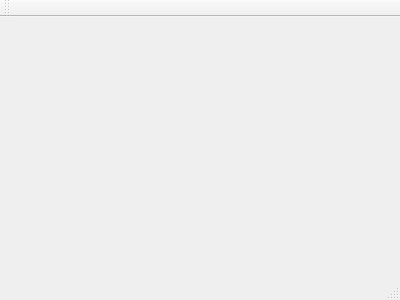
Qt form mainwindow.ui (dnguyen79/Checkers-1) before a commit.
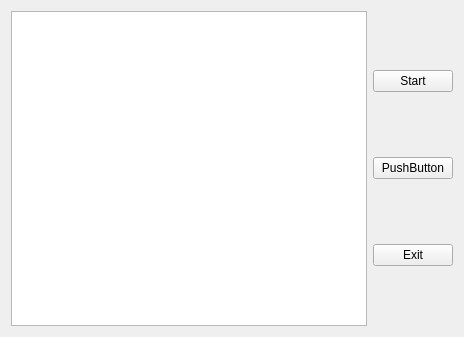
The same form after that commit.

Commit message: main window, simply menu and graphicsView

Patch:
```diff
--- a/mainwindow.ui
+++ b/mainwindow.ui
@@ -1,24 +1,61 @@
 <ui version="4.0">
  <class>MainWindow</class>
- <widget class="QMainWindow" name="MainWindow" >
-  <property name="geometry" >
+ <widget class="QMainWindow" name="MainWindow">
+  <property name="geometry">
    <rect>
     <x>0</x>
     <y>0</y>
-    <width>400</width>
-    <height>300</height>
+    <width>464</width>
+    <height>337</height>
    </rect>
   </property>
   <property name="windowTitle" >
    <string>MainWindow</string>
   </property>
-  <widget class="QMenuBar" name="menuBar" />
-  <widget class="QToolBar" name="mainToolBar" />
-  <widget class="QWidget" name="centralWidget" />
-  <widget class="QStatusBar" name="statusBar" />
+  <widget class="QWidget" name="centralWidget">
+   <layout class="QHBoxLayout" name="horizontalLayout">
+    <item>
+     <widget class="QGraphicsView" name="graphicsView"/>
+    </item>
+    <item>
+     <layout class="QVBoxLayout" name="verticalLayout">
+      <item>
+       <widget class="QPushButton" name="pushButton">
+        <property name="text">
+         <string>Start</string>
+        </property>
+       </widget>
+      </item>
+      <item>
+       <widget class="QPushButton" name="pushButton_3">
+        <property name="text">
+         <string>PushButton</string>
+        </property>
+       </widget>
+      </item>
+      <item>
+       <widget class="QPushButton" name="pushButton_2">
+        <property name="text">
+         <string>Exit</string>
+        </property>
+       </widget>
+      </item>
+     </layout>
+    </item>
+   </layout>
+  </widget>
+  <widget class="QMenuBar" name="menuBar">
+   <property name="geometry">
+    <rect>
+     <x>0</x>
+     <y>0</y>
+     <width>464</width>
+     <height>20</height>
+    </rect>
+   </property>
+  </widget>
  </widget>
- <layoutDefault spacing="6" margin="11" />
- <pixmapfunction></pixmapfunction>
+ <layoutdefault spacing="6" margin="11"/>
  <resources/>
  <connections/>
 </ui>
```
Left out of the diff: 3 changed lines with no effect on the pictures. The commit also changes 9 other files.
